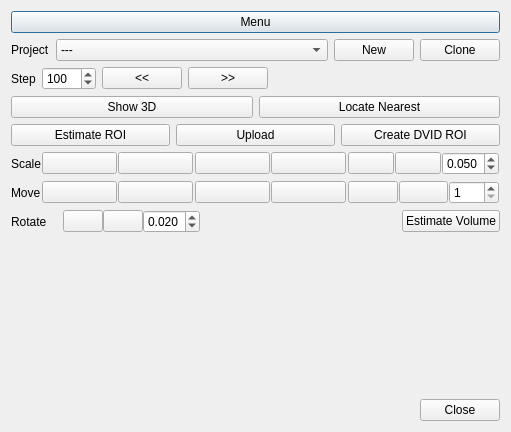
janelia-flyem/NeuTu, file neurolabi/gui/dialogs/zflyemroitooldialog.ui: the form before one commit.
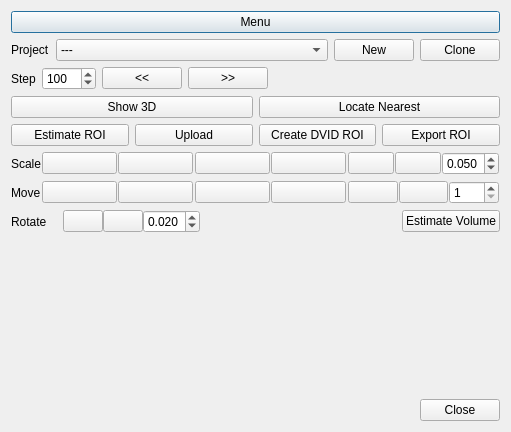
The form after the commit. Icons and pictures are not drawn. Custom widgets are drawn as their Qt base class.

Commit message:
Add roi export
This allows the user to export a painted ROI as a file in the DVID json format.

What changed in the file:
```diff
--- a/neurolabi/gui/dialogs/zflyemroitooldialog.ui
+++ b/neurolabi/gui/dialogs/zflyemroitooldialog.ui
@@ -153,6 +153,13 @@
        </property>
       </widget>
      </item>
+     <item>
+      <widget class="QPushButton" name="exportRoiPushButton">
+       <property name="text">
+        <string>Export ROI</string>
+       </property>
+      </widget>
+     </item>
     </layout>
    </item>
    <item>
```
The commit also changes 5 other files.
